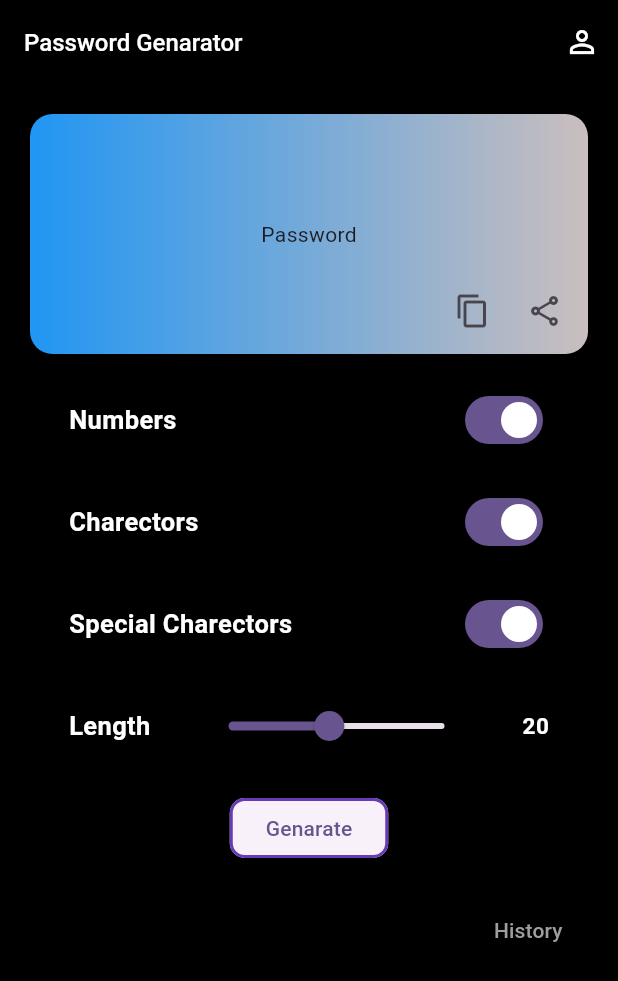
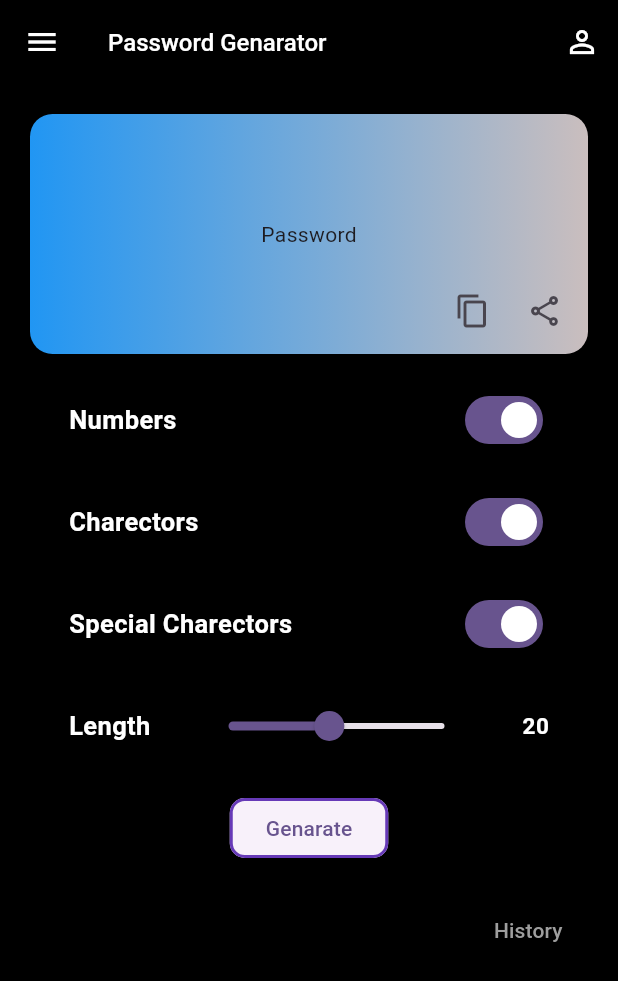
Before and after one commit to safvansafvan/password_genarator, a Flutter app: the screen it shows after launch, on a phone screen of 412 x 824 dp. Shown: the top 981 px of the screen. Run offline on Flutter 3.47's test engine with Material 2 defaults, Android fonts, the phone set to English and light mode, and no system bars.

Commit message:
in app bar added menue button

```diff
--- a/lib/view/genarator_screen/genarator_screen.dart
+++ b/lib/view/genarator_screen/genarator_screen.dart
@@ -13,6 +13,12 @@ class HomeScreen extends StatelessWidget {
       backgroundColor: CustomClr.kblack,
       appBar: AppBar(
         backgroundColor: CustomClr.kblack,
+        leading: IconButton(
+            onPressed: () {},
+            icon: Icon(
+              Icons.menu,
+              color: CustomClr.kwhite,
+            )),
         title: Text(
           "Password Genarator",
           style: CustomFuc.textStyleFuc(
```
